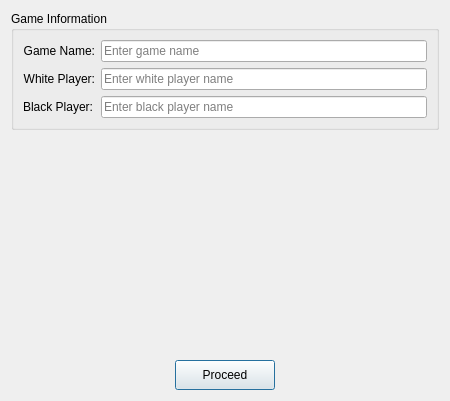
Old version of the form ui/newGame.ui in the repository AlienWolfX/thesis-chess.
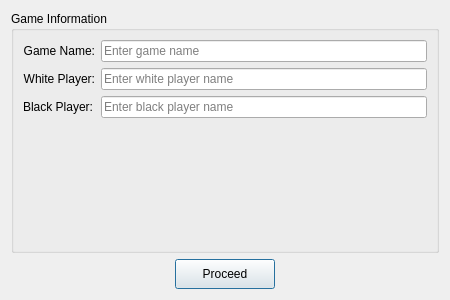
New version of the form. Icons and pictures are not drawn.

Commit message: Refactor UI components and improve layout for New Game and Main Window; remove unused test CSV files

```diff
--- a/ui/newGame.ui
+++ b/ui/newGame.ui
@@ -7,13 +7,13 @@
     <x>0</x>
     <y>0</y>
     <width>450</width>
-    <height>401</height>
+    <height>300</height>
    </rect>
   </property>
   <property name="minimumSize">
    <size>
     <width>400</width>
-    <height>350</height>
+    <height>250</height>
    </size>
   </property>
   <property name="windowTitle">
@@ -84,19 +84,6 @@
      </layout>
     </widget>
    </item>
-   <item>
-    <spacer name="verticalSpacer">
-     <property name="orientation">
-      <enum>Qt::Vertical</enum>
-     </property>
-     <property name="sizeHint" stdset="0">
-      <size>
-       <width>20</width>
-       <height>40</height>
-      </size>
-     </property>
-    </spacer>
-   </item>
    <item>
     <layout class="QHBoxLayout" name="horizontalLayout">
      <item>
```
The commit also changes 8 other files.
